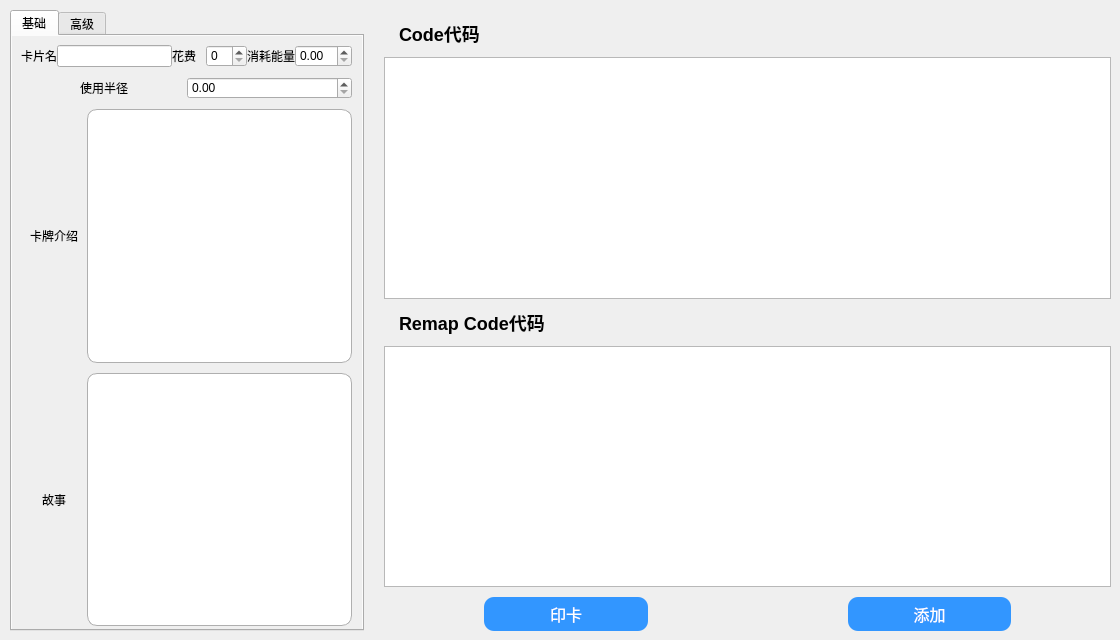
First picture: the form in visualizationSrc/qtUI/CardControler/cardDetailsModel.ui, repository NWYLZW/A-Language-IDE, before the edit.
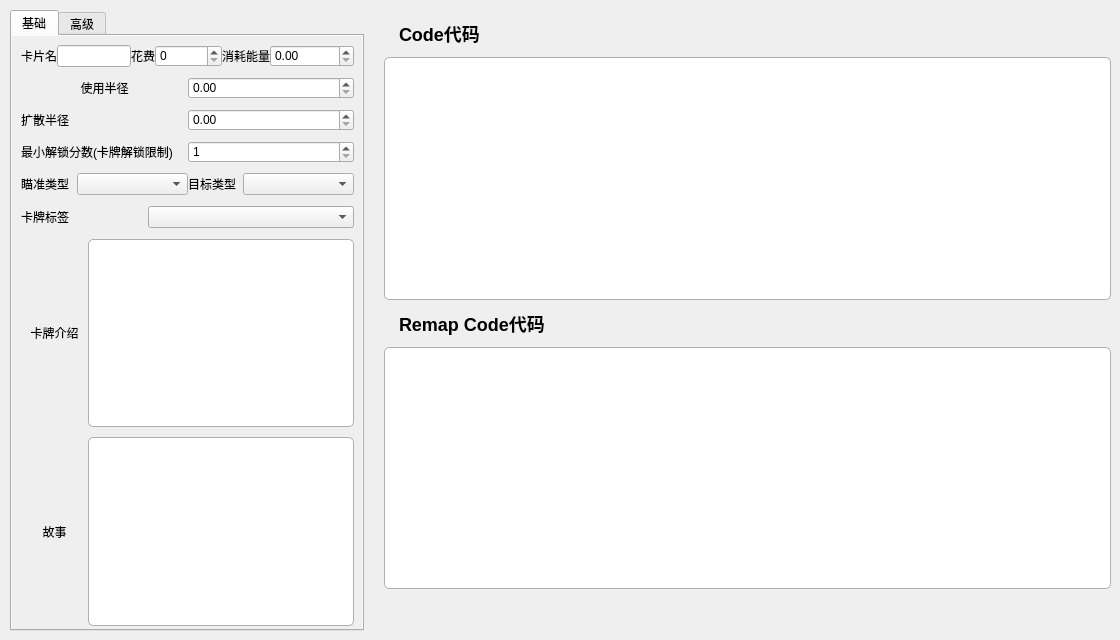
Second picture: the form after the edit. The open tabs and pages were chosen to show the change. Icons and pictures are not drawn.

What changed in the file:
```diff
--- a/visualizationSrc/qtUI/CardControler/cardDetailsModel.ui
+++ b/visualizationSrc/qtUI/CardControler/cardDetailsModel.ui
@@ -21,10 +21,25 @@
   </property>
   <property name="styleSheet">
    <string notr="true">QPushButton{
-	color: rgb(255, 255, 255);
-	background-color: rgb(50, 150, 255);
-	padding:5px;
-	border-radius:10px;
+	background-color: rgba(255, 255, 255, 0);
+	border: none;
+}
+QTextEdit{
+	background-color: rgb(255, 255, 255);
+	border:1px solid #afafaf; 
+	border-radius:5px;
+}
+#saveCard{
+	border-image: url(:/ico/Data/qrc/ico/save.png);
+}
+#saveCard:hover{
+	border-image: url(:/ico/Data/qrc/ico/saved.png);
+}
+#printCard{
+	border-image: url(:/ico/Data/qrc/ico/print.png);
+}
+#printCard:hover{
+	border-image: url(:/ico/Data/qrc/ico/printed.png);
 }</string>
   </property>
   <widget class="QWidget" name="horizontalLayoutWidget_2">
@@ -101,7 +116,7 @@
              <rect>
               <x>-1</x>
               <y>-1</y>
-              <width>351</width>
+              <width>353</width>
               <height>601</height>
              </rect>
             </property>
@@ -162,7 +177,11 @@
                   </widget>
                  </item>
                  <item>
-                  <widget class="QSpinBox" name="CM_price"/>
+                  <widget class="QSpinBox" name="CM_price">
+                   <property name="maximum">
+                    <number>1000000</number>
+                   </property>
+                  </widget>
                  </item>
                 </layout>
                </item>
@@ -182,7 +201,11 @@
                   </widget>
                  </item>
                  <item>
-                  <widget class="QDoubleSpinBox" name="CM_energyReq"/>
+                  <widget class="QDoubleSpinBox" name="CM_energyReq">
+                   <property name="maximum">
+                    <double>999999.989999999990687</double>
+                   </property>
+                  </widget>
                  </item>
                 </layout>
                </item>
@@ -212,12 +235,139 @@
                   </widget>
                  </item>
                  <item>
-                  <widget class="QDoubleSpinBox" name="CM_range"/>
+                  <widget class="QDoubleSpinBox" name="CM_range">
+                   <property name="maximum">
+                    <double>999999.989999999990687</double>
+                   </property>
+                  </widget>
                  </item>
                 </layout>
                </item>
               </layout>
              </item>
+             <item>
+              <layout class="QHBoxLayout" name="doubleSpinBox_L">
+               <property name="spacing">
+                <number>0</number>
+               </property>
+               <item>
+                <widget class="QLabel" name="label">
+                 <property name="text">
+                  <string>扩散半径</string>
+                 </property>
+                </widget>
+               </item>
+               <item>
+                <widget class="QDoubleSpinBox" name="doubleSpinBox">
+                 <property name="maximum">
+                  <double>999999.989999999990687</double>
+                 </property>
+                </widget>
+               </item>
+              </layout>
+             </item>
+             <item>
+              <layout class="QHBoxLayout" name="minUnlockGrade_L">
+               <property name="spacing">
+                <number>0</number>
+               </property>
+               <item>
+                <widget class="QLabel" name="label_21">
+                 <property name="text">
+                  <string>最小解锁分数(卡牌解锁限制)</string>
+                 </property>
+                </widget>
+               </item>
+               <item>
+                <widget class="QSpinBox" name="minUnlockGrade">
+                 <property name="minimum">
+                  <number>1</number>
+                 </property>
+                 <property name="maximum">
+                  <number>1000000</number>
+                 </property>
+                </widget>
+               </item>
+              </layout>
+             </item>
+             <item>
+              <layout class="QHBoxLayout" name="aim">
+               <property name="spacing">
+                <number>0</number>
+               </property>
+               <item>
+                <layout class="QHBoxLayout" name="aimTypeCode_L" stretch="1,2">
+                 <property name="spacing">
+                  <number>0</number>
+                 </property>
+                 <item>
+                  <widget class="QLabel" name="label_16">
+                   <property name="text">
+                    <string>瞄准类型</string>
+                   </property>
+                  </widget>
+                 </item>
+                 <item>
+                  <widget class="QComboBox" name="aimTypeCode"/>
+                 </item>
+                </layout>
+               </item>
+               <item>
+                <layout class="QHBoxLayout" name="perferredTargetTypeCode_L" stretch="1,2">
+                 <property name="spacing">
+                  <number>0</number>
+                 </property>
+                 <item>
+                  <widget class="QLabel" name="label_17">
+                   <property name="text">
+                    <string>目标类型</string>
+                   </property>
+                  </widget>
+                 </item>
+                 <item>
+                  <widget class="QComboBox" name="perferredTargetTypeCode"/>
+                 </item>
+                </layout>
+               </item>
+              </layout>
+             </item>
+             <item>
+              <layout class="QHBoxLayout" name="tagCode_L" stretch="1,0,2">
+               <property name="spacing">
+                <number>0</number>
+               </property>
+               <item>
+                <widget class="QLabel" name="label_18">
+                 <property name="text">
+                  <string>卡牌标签</string>
+                 </property>
+                </widget>
+               </item>
+               <item>
+                <widget class="QGraphicsView" name="addMyEffect">
+                 <property name="maximumSize">
+                  <size>
+                   <width>24</width>
+                   <height>24</height>
+                  </size>
+                 </property>
+                 <property name="toolTip">
+                  <string>&lt;html&gt;&lt;head/&gt;&lt;body&gt;&lt;p&gt;添加自定义标签&lt;/p&gt;&lt;/body&gt;&lt;/html&gt;</string>
+                 </property>
+                 <property name="styleSheet">
+                  <string notr="true">#addMyEffect{
+	border-image: url(:/ico/Data/qrc/ico/plusSquare.png);
+	border:none;
+	background-color: rgba(255, 255, 255, 0);
+}</string>
+                 </property>
+                </widget>
+               </item>
+               <item>
+                <widget class="QComboBox" name="tagCode"/>
+               </item>
+              </layout>
+             </item>
              <item>
               <layout class="QHBoxLayout" name="data02" stretch="2">
                <property name="spacing">
@@ -244,11 +394,7 @@
                  <item>
                   <widget class="QTextEdit" name="CM_description">
                    <property name="styleSheet">
-                    <string notr="true">background-color: rgb(255, 255, 255);
-
-padding:5px;
-border:1px solid #afafaf; 
-border-radius:10px;</string>
+                    <string notr="true"/>
                    </property>
                   </widget>
                  </item>
@@ -282,11 +428,7 @@
                  <item>
                   <widget class="QTextEdit" name="CM_story0">
                    <property name="styleSheet">
-                    <string notr="true">background-color: rgb(255, 255, 255);
-
-padding:5px;
-border:1px solid #afafaf; 
-border-radius:10px;</string>
+                    <string notr="true"/>
                    </property>
                   </widget>
                  </item>
@@ -328,23 +470,6 @@
            <property name="bottomMargin">
             <number>10</number>
            </property>
-           <item>
-            <layout class="QHBoxLayout" name="horizontalLayout_2">
-             <property name="spacing">
-              <number>0</number>
-             </property>
-             <item>
-              <widget class="QLabel" name="label">
-               <property name="text">
-                <string>spreadRadius</string>
-               </property>
-              </widget>
-             </item>
-             <item>
-              <widget class="QDoubleSpinBox" name="doubleSpinBox"/>
-             </item>
-            </layout>
-           </item>
            <item>
             <layout class="QVBoxLayout" name="verticalLayout_4">
              <item>
@@ -388,38 +513,20 @@
            <item>
             <layout class="QHBoxLayout" name="horizontalLayout">
              <item>
-              <layout class="QHBoxLayout" name="aimTypeCode_L" stretch="1,2">
-               <property name="spacing">
-                <number>0</number>
+              <widget class="QLabel" name="label_19">
+               <property name="maximumSize">
+                <size>
+                 <width>16777215</width>
+                 <height>40</height>
+                </size>
                </property>
-               <item>
-                <widget class="QLabel" name="label_16">
-                 <property name="text">
-                  <string>瞄准类型</string>
-                 </property>
-                </widget>
-               </item>
-               <item>
-                <widget class="QComboBox" name="aimTypeCode"/>
-               </item>
-              </layout>
+               <property name="text">
+                <string>特效</string>
+               </property>
+              </widget>
              </item>
              <item>
-              <layout class="QHBoxLayout" name="perferredTargetTypeCode_L" stretch="1,2">
-               <property name="spacing">
-                <number>0</number>
-               </property>
-               <item>
-                <widget class="QLabel" name="label_17">
-                 <property name="text">
-                  <string>目标类型</string>
-                 </property>
-                </widget>
-               </item>
-               <item>
-                <widget class="QComboBox" name="perferredTargetTypeCode"/>
-               </item>
-              </layout>
+              <widget class="QLineEdit" name="lineEdit"/>
              </item>
             </layout>
            </item>
@@ -471,7 +578,7 @@
      </layout>
     </item>
     <item>
-     <layout class="QVBoxLayout" name="CM_main">
+     <layout class="QVBoxLayout" name="CM_main" stretch="1,0">
       <property name="spacing">
        <number>10</number>
       </property>
@@ -559,56 +666,130 @@
        </layout>
       </item>
       <item>
-       <layout class="QHBoxLayout" name="CM_footer">
+       <layout class="QHBoxLayout" name="CM_footer" stretch="1,10">
         <property name="spacing">
-         <number>200</number>
+         <number>0</number>
         </property>
         <property name="leftMargin">
-         <number>100</number>
+         <number>0</number>
         </property>
         <property name="rightMargin">
-         <number>100</number>
+         <number>0</number>
         </property>
         <item>
-         <widget class="QPushButton" name="CM_printCard">
-          <property name="font">
-           <font>
-            <family>Adobe 黑体 Std R</family>
-            <pointsize>12</pointsize>
-           </font>
-          </property>
-          <property name="cursor">
-           <cursorShape>PointingHandCursor</cursorShape>
-          </property>
-          <property name="styleSheet">
-           <string notr="true"/>
-          </property>
-          <property name="text">
-           <string>印卡</string>
-          </property>
-          <property name="checkable">
-           <bool>false</bool>
-          </property>
-         </widget>
+         <layout class="QHBoxLayout" name="head">
+          <item>
+           <widget class="QGraphicsView" name="tools">
+            <property name="maximumSize">
+             <size>
+              <width>32</width>
+              <height>32</height>
+             </size>
+            </property>
+            <property name="toolTip">
+             <string>&lt;html&gt;&lt;head/&gt;&lt;body&gt;&lt;p&gt;工具&lt;/p&gt;&lt;/body&gt;&lt;/html&gt;</string>
+            </property>
+            <property name="styleSheet">
+             <string notr="true">#tools{
+	border-image: url(:/ico/Data/qrc/ico/tool.png);
+	border:none;
+	background-color: rgba(255, 255, 255, 0);
+}</string>
+            </property>
+           </widget>
+          </item>
+         </layout>
         </item>
         <item>
-         <widget class="QPushButton" name="CM_addCard">
-          <property name="font">
-           <font>
-            <family>Adobe 黑体 Std R</family>
-            <pointsize>12</pointsize>
-           </font>
+         <layout class="QHBoxLayout" name="commonTools">
+          <property name="spacing">
+           <number>10</number>
           </property>
-          <property name="cursor">
-           <cursorShape>PointingHandCursor</cursorShape>
+          <property name="leftMargin">
+           <number>10</number>
           </property>
-          <property name="styleSheet">
-           <string notr="true"/>
-          </property>
-          <property name="text">
-           <string>添加</string>
-          </property>
-         </widget>
+          <item>
+           <widget class="QPushButton" name="printCard">
+            <property name="maximumSize">
+             <size>
+              <width>32</width>
+              <height>32</height>
+             </size>
+            </property>
+            <property name="font">
+             <font>
+              <family>Adobe 黑体 Std R</family>
+              <pointsize>12</pointsize>
+             </font>
+            </property>
+            <property name="cursor">
+             <cursorShape>PointingHandCursor</cursorShape>
+            </property>
+            <property name="toolTip">
+             <string>&lt;html&gt;&lt;head/&gt;&lt;body&gt;&lt;p&gt;alt+1&lt;/p&gt;&lt;/body&gt;&lt;/html&gt;</string>
+            </property>
+            <property name="whatsThis">
+             <string>&lt;html&gt;&lt;head/&gt;&lt;body&gt;&lt;p&gt;印卡&lt;/p&gt;&lt;/body&gt;&lt;/html&gt;</string>
+            </property>
+            <property name="styleSheet">
+             <string notr="true"/>
+            </property>
+            <property name="text">
+             <string/>
+            </property>
+            <property name="checkable">
+             <bool>false</bool>
+            </property>
+           </widget>
+          </item>
+          <item>
+           <widget class="QPushButton" name="saveCard">
+            <property name="maximumSize">
+             <size>
+              <width>32</width>
+              <height>32</height>
+             </size>
+            </property>
+            <property name="font">
+             <font>
+              <family>Adobe 黑体 Std R</family>
+              <pointsize>12</pointsize>
+             </font>
+            </property>
+            <property name="cursor">
+             <cursorShape>PointingHandCursor</cursorShape>
+            </property>
+            <property name="toolTip">
+             <string>&lt;html&gt;&lt;head/&gt;&lt;body&gt;&lt;p&gt;ctrl+s&lt;/p&gt;&lt;/body&gt;&lt;/html&gt;</string>
+            </property>
+            <property name="whatsThis">
+             <string>&lt;html&gt;&lt;head/&gt;&lt;body&gt;&lt;p&gt;保存&lt;/p&gt;&lt;/body&gt;&lt;/html&gt;</string>
+            </property>
+            <property name="styleSheet">
+             <string notr="true"/>
+            </property>
+            <property name="text">
+             <string/>
+            </property>
+           </widget>
+          </item>
+          <item>
+           <widget class="QTextBrowser" name="textBrowser">
+            <property name="maximumSize">
+             <size>
+              <width>16777215</width>
+              <height>32</height>
+             </size>
+            </property>
+            <property name="styleSheet">
+             <string notr="true">QTextBrowser{
+	border:none;
+	background-color: rgba(255, 255, 255, 0);
+}</string>
+            </property>
+           </widget>
+          </item>
+         </layout>
         </item>
        </layout>
       </item>
```
Left out of the diff: 38 changed lines with no effect on the pictures.
